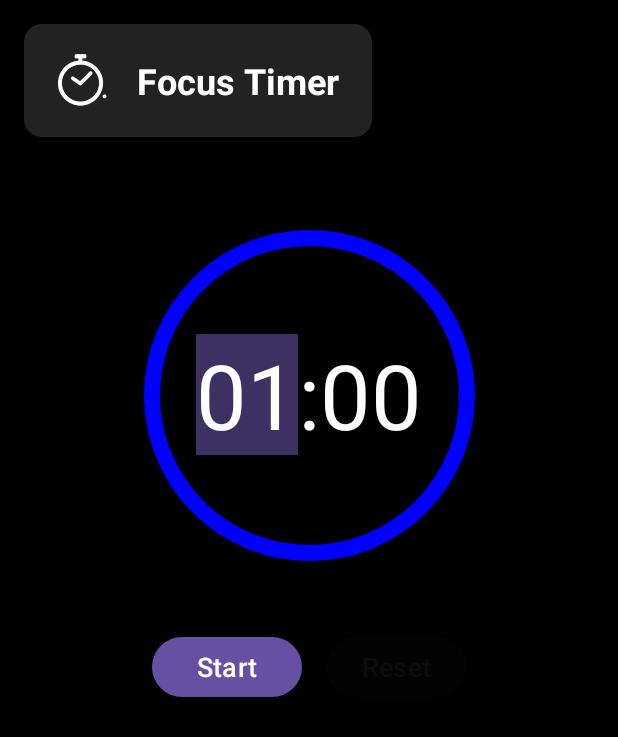
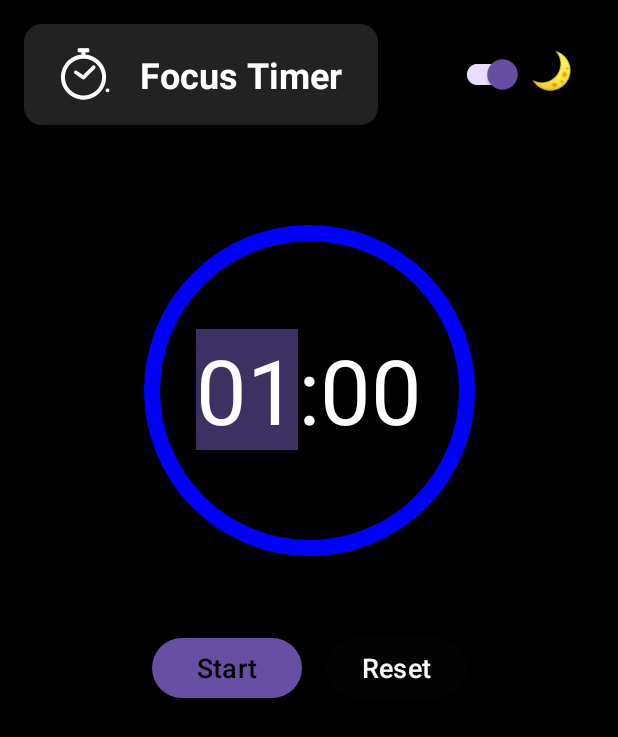
Before and after one commit to OmAmar106/Focus-Timer-Android-Application, an Android app: the screen it shows after launch (MainActivity), on a phone screen of 412 x 824 dp. Shown: the top 737 px of the screen. Run offline under Robolectric (Android 15) with nearby library versions, the phone set to English and light mode, and no system bars.

Commit message:
Dark Mode Added

```diff
--- a/app/src/main/java/com/example/focustimerandroidapplication/CircularCountDownView.kt
+++ b/app/src/main/java/com/example/focustimerandroidapplication/CircularCountDownView.kt
@@ -132,4 +132,10 @@ class CircularCountdownView @JvmOverloads constructor(
         val sweep = -progress * 360f
         canvas.drawArc(rect, -90f, sweep, false, arcPaint)
     }
+
+    fun setTextColor(color: Int) {
+        minutesInput.setTextColor(color)
+        secondsInput.setTextColor(color)
+        colon.setTextColor(color)
+    }
 }
--- a/app/src/main/java/com/example/focustimerandroidapplication/MainActivity.kt
+++ b/app/src/main/java/com/example/focustimerandroidapplication/MainActivity.kt
@@ -6,12 +6,11 @@ import android.content.Intent
 import android.graphics.Color
 import android.os.*
 import android.provider.Settings
-import android.text.Editable
-import android.text.InputType
-import android.text.TextWatcher
-import android.view.inputmethod.InputMethodManager
-import android.widget.Button
+import android.widget.*
 import androidx.appcompat.app.AppCompatActivity
+import androidx.appcompat.app.AppCompatDelegate
+import androidx.appcompat.widget.SwitchCompat
+import androidx.constraintlayout.widget.ConstraintLayout
 import androidx.core.content.ContextCompat
 
 class MainActivity : AppCompatActivity() {
@@ -19,24 +18,51 @@ class MainActivity : AppCompatActivity() {
     private lateinit var circularView: CircularCountdownView
     private lateinit var startButton: Button
     private lateinit var resetButton: Button
+    private lateinit var themeSwitch: SwitchCompat
+    private lateinit var themeIcon: TextView
+    private lateinit var logoText: TextView
+    private lateinit var logoRow: LinearLayout
+    private lateinit var logoImage: ImageView
 
     private var timer: CountDownTimer? = null
     private var initialTime = 60000L
     private var totalTime = initialTime
     private var timeLeft = totalTime
     private var isTimerRunning = false
+    private lateinit var mainLayout: ConstraintLayout
 
     override fun onCreate(savedInstanceState: Bundle?) {
+
+        val sharedPref = getSharedPreferences("settings", Context.MODE_PRIVATE)
+        val isDarkMode = sharedPref.getBoolean("dark_mode", true)
+//        AppCompatDelegate.setDefaultNightMode(
+//            if (isDarkMode) AppCompatDelegate.MODE_NIGHT_YES else AppCompatDelegate.MODE_NIGHT_NO
+//        )
+
+        logoImage = findViewById(R.id.logoImage)
         super.onCreate(savedInstanceState)
-        setStatusBarColor(ContextCompat.getColor(this, android.R.color.background_dark))
         setContentView(R.layout.activity_main)
+        mainLayout = findViewById<ConstraintLayout>(R.id.main)
 
         circularView = findViewById(R.id.circularCountdown)
         startButton = findViewById(R.id.startButton)
         resetButton = findViewById(R.id.stopButton)
-
+        themeSwitch = findViewById(R.id.themeSwitch)
+        themeIcon = findViewById(R.id.themeIcon)
+        logoText = findViewById(R.id.logoText)
+        logoRow = findViewById(R.id.logoRow)
         resetButton.text = "Reset"
         resetButton.isEnabled = false
+        themeSwitch.isChecked = isDarkMode
+        updateThemeUI(isDarkMode)
+
+        themeSwitch.setOnCheckedChangeListener { _, isChecked ->
+            sharedPref.edit().putBoolean("dark_mode", isChecked).apply()
+            AppCompatDelegate.setDefaultNightMode(
+                if (isChecked) AppCompatDelegate.MODE_NIGHT_YES else AppCompatDelegate.MODE_NIGHT_NO
+            )
+            recreate()
+        }
 
         circularView.onTimeEdited = { minutes, seconds ->
             val newTime = (minutes * 60 + seconds) * 1000L
@@ -62,6 +88,27 @@ class MainActivity : AppCompatActivity() {
         }
     }
 
+    private fun updateThemeUI(isDark: Boolean) {
+        themeIcon.text = if (isDark) "🌙" else "☀️"
+        logoText.setTextColor(if (isDark) Color.WHITE else Color.BLACK)
+        resetButton.setTextColor(if (isDark) Color.WHITE else Color.BLACK)
+        startButton.setTextColor(Color.BLACK)
+        circularView.setTextColor(if (isDark) Color.WHITE else Color.BLACK)
+        mainLayout.setBackgroundColor(if (isDark) Color.BLACK else Color.WHITE)
+        if(isDark){
+            logoRow.background = ContextCompat.getDrawable(this, R.drawable.logo_background)
+        }
+        else {
+            logoRow.background = ContextCompat.getDrawable(this, R.drawable.logo_background_white)
+        }
+//        if (isDark) {
+//            logoImage.setImageResource(R.drawable.logo)
+//        } else {
+//            logoImage.setImageResource(R.drawable.logo_white)
+//        }
+
+    }
+
     private fun startTimer(startTime: Long) {
         requestDnd(true)
         setStatusBarColor(Color.parseColor("#FF69B4"))
@@ -73,7 +120,7 @@ class MainActivity : AppCompatActivity() {
                 timeLeft = millisUntilFinished
                 val seconds = millisUntilFinished / 1000
                 circularView.setTime((seconds / 60).toInt(), (seconds % 60).toInt())
-                circularView.setProgress((millisUntilFinished-1000).toFloat() / totalTime)
+                circularView.setProgress((millisUntilFinished - 1000).toFloat() / totalTime)
             }
 
             override fun onFinish() {
--- /dev/null
+++ b/app/src/main/res/drawable/logo_background_white.xml
@@ -0,0 +1,12 @@
+<?xml version="1.0" encoding="utf-8"?>
+<shape xmlns:android="http://schemas.android.com/apk/res/android"
+    android:shape="rectangle">
+
+    <solid android:color="#DDDDDD" />
+    <corners android:radius="12dp" />
+    <padding
+        android:left="12dp"
+        android:top="6dp"
+        android:right="12dp"
+        android:bottom="6dp" />
+</shape>
--- a/app/src/main/res/layout/activity_main.xml
+++ b/app/src/main/res/layout/activity_main.xml
@@ -17,9 +17,9 @@
         android:padding="10dp"
         android:background="@drawable/logo_background"
         android:gravity="center_vertical"
+        android:layout_margin="16dp"
         app:layout_constraintTop_toTopOf="parent"
-        app:layout_constraintStart_toStartOf="parent"
-        android:layout_margin="16dp">
+        app:layout_constraintStart_toStartOf="parent">
 
         <ImageView
             android:id="@+id/logoImage"
@@ -39,22 +39,41 @@
             android:layout_marginStart="10dp" />
     </LinearLayout>
 
+    <androidx.appcompat.widget.SwitchCompat
+        android:id="@+id/themeSwitch"
+        android:layout_width="wrap_content"
+        android:layout_height="wrap_content"
+        app:layout_constraintTop_toTopOf="parent"
+        app:layout_constraintEnd_toStartOf="@id/themeIcon"
+        android:layout_marginTop="25dp"
+        android:layout_marginEnd="4dp" />
+
+    <TextView
+        android:id="@+id/themeIcon"
+        android:layout_width="wrap_content"
+        android:layout_height="wrap_content"
+        android:text="🌙"
+        android:textSize="24sp"
+        app:layout_constraintTop_toTopOf="parent"
+        app:layout_constraintEnd_toEndOf="parent"
+        android:layout_margin="29dp" />
+
+
     <com.example.focustimerandroidapplication.CircularCountdownView
         android:id="@+id/circularCountdown"
         android:layout_width="250dp"
         android:layout_height="250dp"
         app:layout_constraintTop_toBottomOf="@id/logoRow"
-        android:layout_marginTop="47dp"
+        android:layout_marginTop="52dp"
         app:layout_constraintStart_toStartOf="parent"
         app:layout_constraintEnd_toEndOf="parent" />
 
-    <!-- Buttons -->
     <LinearLayout
         android:id="@+id/buttonRow"
         android:layout_width="wrap_content"
         android:layout_height="wrap_content"
         android:orientation="horizontal"
-        android:layout_marginTop="32dp"
+        android:layout_marginTop="36dp"
         app:layout_constraintTop_toBottomOf="@id/circularCountdown"
         app:layout_constraintStart_toStartOf="parent"
         app:layout_constraintEnd_toEndOf="parent">
```
Also changed, not shown: app/src/main/res/drawable/logo_white.png (added).
